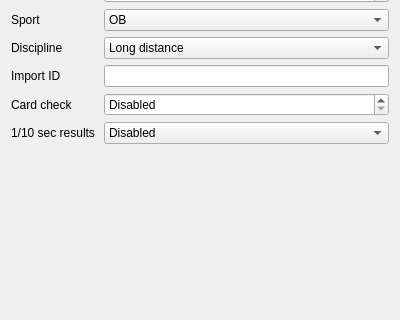
Old version of the form quickevent/app/quickevent/plugins/Event/src/eventdialogwidget.ui in the repository Quick-Event/quickbox; both pictures show x 0 to 400 and y 286 to 606 of the 400 by 730 pixel window.
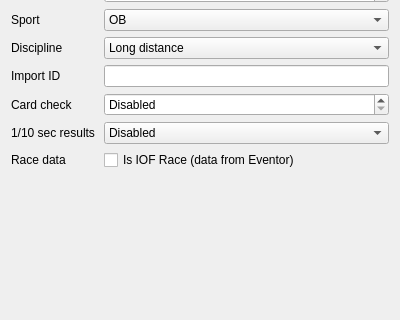
New version of the form.

Commit message: Add flag to event config - we need to know what type of data we have (ex. XML exports)

The edit to the form file:
```diff
--- a/quickevent/app/quickevent/plugins/Event/src/eventdialogwidget.ui
+++ b/quickevent/app/quickevent/plugins/Event/src/eventdialogwidget.ui
@@ -340,6 +340,21 @@
      </item>
     </widget>
    </item>
+   
+   <item row="15" column="0">
+    <widget class="QLabel" name="label_16">
+     <property name="text">
+      <string>Race data</string>
+     </property>
+    </widget>
+   </item>
+   <item row="15" column="1">
+    <widget class="QCheckBox" name="ed_iofRace">
+     <property name="text">
+      <string>Is IOF Race (data from Eventor)</string>
+     </property>
+    </widget>
+   </item>
   </layout>
  </widget>
  <tabstops>
```
Left out of the diff: 88 changed lines with no effect on the pictures. The commit also changes 3 other files.
